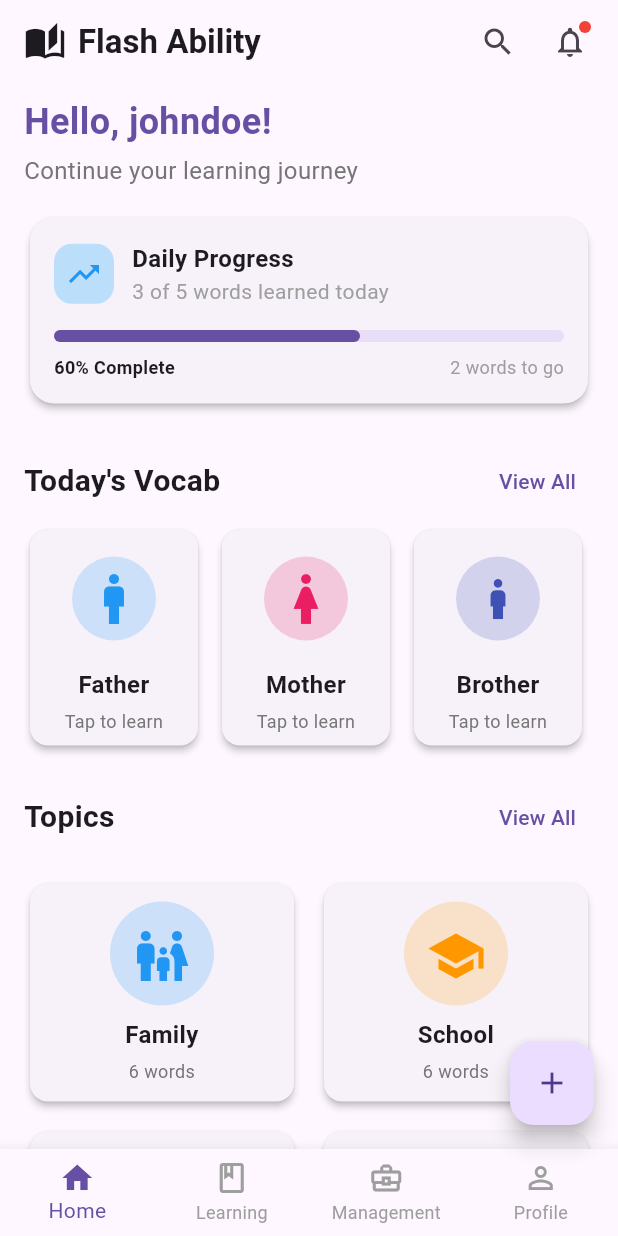
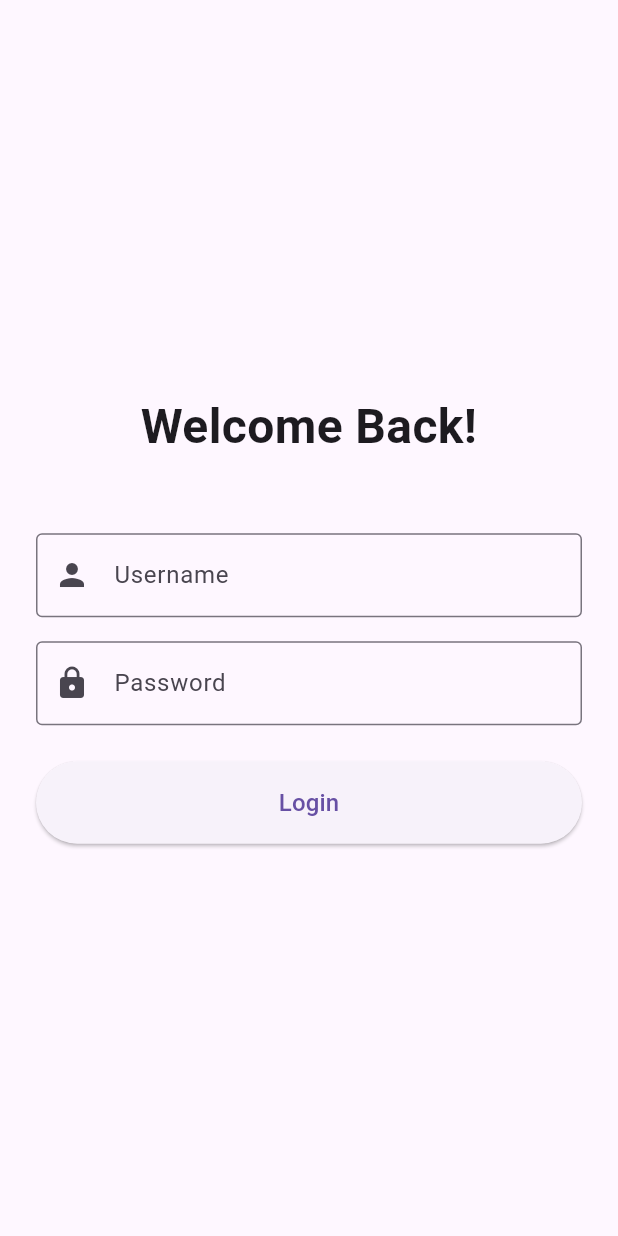
Before and after one commit to trungnotchung/flash_ability, a Flutter app: the screen it shows after launch, on a phone screen of 412 x 824 dp. Run offline on Flutter 3.47's test engine with Material 3 defaults, Android fonts, the light colour scheme and no system bars; our stand-ins replace fl_chart, shared_preferences.

Commit message:
add login screen

```diff
--- a/lib/main.dart
+++ b/lib/main.dart
@@ -5,6 +5,7 @@ import 'package:flash_ability/screens/learning/test/testing.dart';
 import 'package:flash_ability/screens/learning/topic/all_topics.dart';
 import 'package:flash_ability/screens/learning/topic/topic.dart';
 import 'package:flash_ability/screens/learning/vocab/vocab.dart';
+import 'package:flash_ability/screens/login_screen.dart';
 import 'package:flash_ability/screens/main_screen.dart';
 import 'package:flash_ability/services/user_service.dart';
 import 'package:flutter/material.dart';
@@ -28,8 +29,9 @@ class MyApp extends StatelessWidget {
     return MaterialApp(
       title: 'Language Learning App',
       theme: ThemeData(primarySwatch: Colors.blue, fontFamily: 'Roboto'),
-      initialRoute: '/',
+      initialRoute: '/login',
       routes: {
+        '/login': (context) => const LoginScreen(),
         '/': (context) => const MainScreen(),
         '/learning': (context) => const LearningScreen(),
         '/learning/all_topics': (context) => const AllTopicsScreen(),
--- /dev/null
+++ b/lib/screens/login_screen.dart
@@ -0,0 +1,135 @@
+import 'package:flutter/material.dart';
+
+import '../mock_data/profile/profile.dart';
+
+class LoginScreen extends StatefulWidget {
+  const LoginScreen({super.key});
+
+  @override
+  State<LoginScreen> createState() => _LoginScreenState();
+}
+
+class _LoginScreenState extends State<LoginScreen> {
+  final _formKey = GlobalKey<FormState>();
+  final _usernameController = TextEditingController();
+  final _passwordController = TextEditingController();
+  bool _isLoading = false;
+
+  void _handleLogin() {
+    if (_formKey.currentState!.validate()) {
+      setState(() {
+        _isLoading = true;
+      });
+
+      // Simulate network delay
+      Future.delayed(const Duration(seconds: 1), () {
+        final username = _usernameController.text;
+        final password = _passwordController.text;
+
+        final user = userAccounts.firstWhere(
+          (user) =>
+              user['username'] == username && user['password'] == password,
+          orElse: () => {},
+        );
+
+        setState(() {
+          _isLoading = false;
+        });
+
+        if (user.isNotEmpty) {
+          ScaffoldMessenger.of(
+            context,
+          ).showSnackBar(const SnackBar(content: Text('Login successful!')));
+          // Navigate to main screen and remove all previous routes
+          Navigator.of(context).pushNamedAndRemoveUntil('/', (route) => false);
+        } else {
+          ScaffoldMessenger.of(context).showSnackBar(
+            const SnackBar(
+              content: Text('Invalid username or password'),
+              backgroundColor: Colors.red,
+            ),
+          );
+        }
+      });
+    }
+  }
+
+  @override
+  void dispose() {
+    _usernameController.dispose();
+    _passwordController.dispose();
+    super.dispose();
+  }
+
+  @override
+  Widget build(BuildContext context) {
+    return Scaffold(
+      body: SafeArea(
+        child: Center(
+          child: SingleChildScrollView(
+            padding: const EdgeInsets.all(24.0),
+            child: Form(
+              key: _formKey,
+              child: Column(
+                mainAxisAlignment: MainAxisAlignment.center,
+                crossAxisAlignment: CrossAxisAlignment.stretch,
+                children: [
+                  const Text(
+                    'Welcome Back!',
+                    style: TextStyle(fontSize: 32, fontWeight: FontWeight.bold),
+                    textAlign: TextAlign.center,
+                  ),
+                  const SizedBox(height: 48),
+                  TextFormField(
+                    controller: _usernameController,
+                    decoration: const InputDecoration(
+                      labelText: 'Username',
+                      border: OutlineInputBorder(),
+                      prefixIcon: Icon(Icons.person),
+                    ),
+                    validator: (value) {
+                      if (value == null || value.isEmpty) {
+                        return 'Please enter your username';
+                      }
+                      return null;
+                    },
+                  ),
+                  const SizedBox(height: 16),
+                  TextFormField(
+                    controller: _passwordController,
+                    decoration: const InputDecoration(
+                      labelText: 'Password',
+                      border: OutlineInputBorder(),
+                      prefixIcon: Icon(Icons.lock),
+                    ),
+                    obscureText: true,
+                    validator: (value) {
+                      if (value == null || value.isEmpty) {
+                        return 'Please enter your password';
+                      }
+                      return null;
+                    },
+                  ),
+                  const SizedBox(height: 24),
+                  ElevatedButton(
+                    onPressed: _isLoading ? null : _handleLogin,
+                    style: ElevatedButton.styleFrom(
+                      padding: const EdgeInsets.symmetric(vertical: 16),
+                    ),
+                    child:
+                        _isLoading
+                            ? const CircularProgressIndicator()
+                            : const Text(
+                              'Login',
+                              style: TextStyle(fontSize: 16),
+                            ),
+                  ),
+                ],
+              ),
+            ),
+          ),
+        ),
+      ),
+    );
+  }
+}
```
